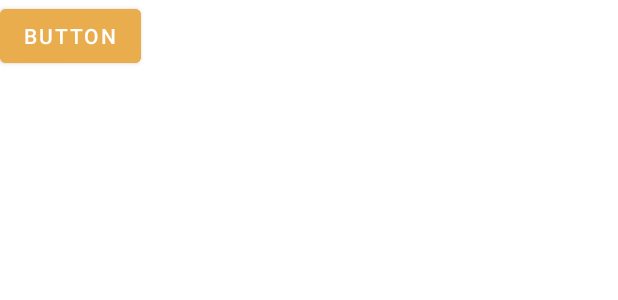
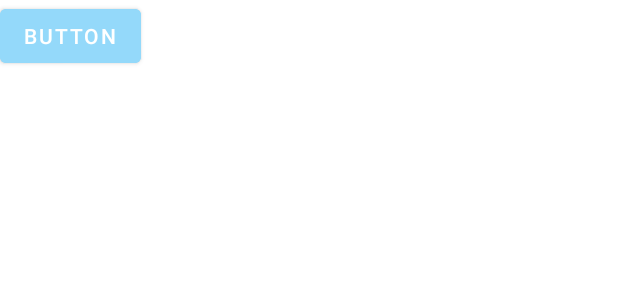
Before and after one commit to Antoranz/PAD_Proyecto, an Android app: the layout activity_main.xml on its own in the app's theme, with its tools: preview values and no code run, on a phone screen of 412 x 824 dp. Shown: the top 300 px of the screen. Run offline under Robolectric (Android 15) with nearby library versions, the phone set to English and light mode, and no system bars.

Commit message:
Cambios en los themes.xml

```diff
--- a/app/src/main/java/com/example/pad_proyecto/activities/MainActivity.java
+++ b/app/src/main/java/com/example/pad_proyecto/activities/MainActivity.java
@@ -21,10 +21,10 @@ public class MainActivity extends AppCompatActivity {
         super.onCreate(savedInstanceState);
         setContentView(R.layout.activity_main);
 
-        User u = new User("Victor");
+        /*User u = new User("Victor");
         Controller.getInstance().setUser(u,this);
         Expense e = new Expense(u.getId(),"Compra",15.2, Calendar.getInstance(), null, ExpenseType.Alimentacion, PayMethod.Efectivo, "");
-        Controller.getInstance().addExpense(e,this);
+        Controller.getInstance().addExpense(e,this);*/
     }
 
 }
--- a/app/src/main/res/layout/activity_main.xml
+++ b/app/src/main/res/layout/activity_main.xml
@@ -9,7 +9,7 @@
         android:id="@+id/button"
         android:layout_width="wrap_content"
         android:layout_height="wrap_content"
-        android:backgroundTint="@color/yellow"
+        android:backgroundTint="?attr/colorPrimaryVariant"
         android:text="Button"
         tools:layout_editor_absoluteX="158dp"
         tools:layout_editor_absoluteY="170dp" />
--- a/app/src/main/res/values-night/themes.xml
+++ b/app/src/main/res/values-night/themes.xml
@@ -2,8 +2,8 @@
     <!-- Base application theme. -->
     <style name="Theme.PAD_Proyecto" parent="Theme.MaterialComponents.DayNight.DarkActionBar">
         <!-- Primary brand color. -->
-        <item name="colorPrimary">@color/dark_blue</item>
-        <item name="colorPrimaryVariant">@color/purple_700</item>
+        <item name="colorPrimary">@color/yellow</item>
+        <item name="colorPrimaryVariant">@color/dark_blue</item>
         <item name="colorOnPrimary">@color/black</item>
         <!-- Secondary brand color. -->
         <item name="colorSecondary">@color/teal_200</item>
--- a/app/src/main/res/values/themes.xml
+++ b/app/src/main/res/values/themes.xml
@@ -3,16 +3,14 @@
     <style name="Theme.PAD_Proyecto" parent="Theme.MaterialComponents.DayNight.DarkActionBar">
         <!-- Primary brand color. -->
         <item name="colorPrimary">@color/dark_blue</item>
-        <item name="colorPrimaryVariant">@color/purple_700</item>
+        <item name="colorPrimaryVariant">@color/light_blue</item>
         <item name="colorOnPrimary">@color/white</item>
         <!-- Secondary brand color. -->
         <item name="colorSecondary">@color/teal_200</item>
         <item name="colorSecondaryVariant">@color/teal_700</item>
         <item name="colorOnSecondary">@color/black</item>
         <!-- Status bar color. -->
-        <item name="android:statusBarColor">@color/yellow</item>
-        <item name="android:colorButtonNormal">@color/yellow</item>
-        <item name="android:buttonTint">@color/yellow</item>
+        <item name="android:statusBarColor">@color/dark_blue</item>
 
 
         <!-- Customize your theme here. -->
```
